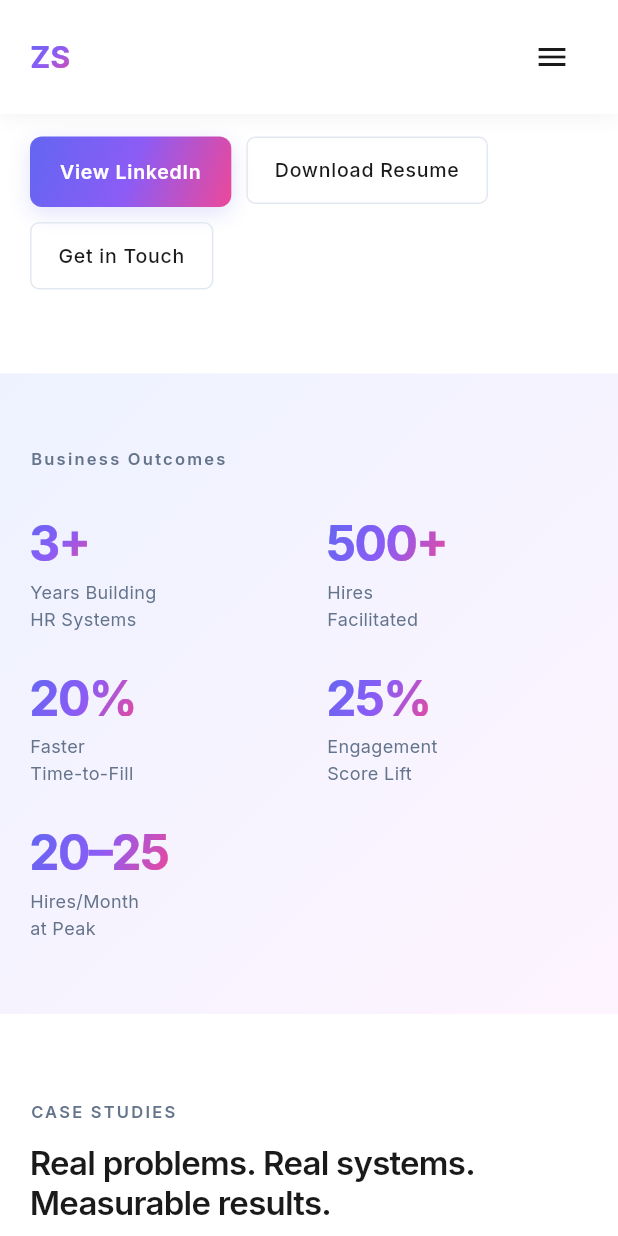
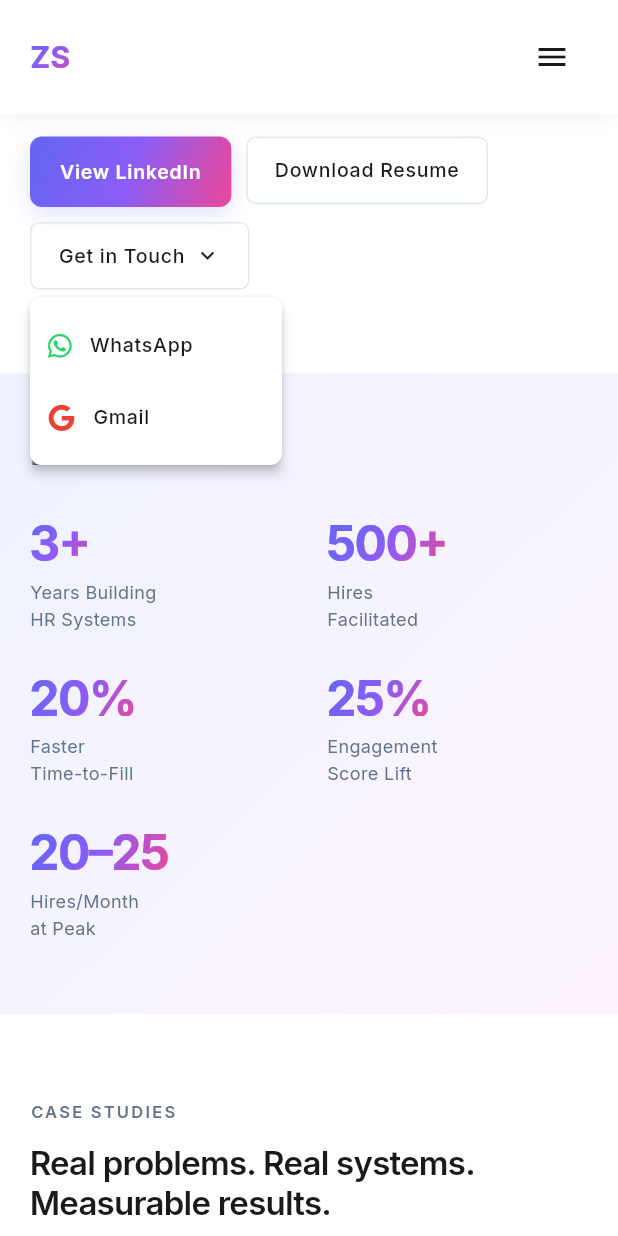
Before and after one commit to zubiasamreen8/zubia, a Flutter app: the screen it shows after launch, scrolled down 576 dp, after a tap on "Get in Touch", on a phone screen of 412 x 824 dp. Run offline on Flutter 3.47's test engine with Material 3 defaults, Android fonts, the phone set to English and light mode, and no system bars; drawn by our look-alikes of flutter_animate; our stand-ins replace font_awesome_flutter, google_fonts, visibility_detector; network calls fail.

Commit message:
[FEAT]: Get in Touch dropdown on hero + brand icons
- Added dropdown to hero section
- WhatsApp and Gmail brand icons (FontAwesome)
- Consistent UX across hero and contact sections

Co-Authored-By: Zubia Samreen <zubiasamreen8@gmail.com>

```diff
--- a/lib/sections/hero_section.dart
+++ b/lib/sections/hero_section.dart
@@ -1,5 +1,6 @@
 import 'package:flutter/material.dart';
 import 'package:flutter_animate/flutter_animate.dart';
+import 'package:font_awesome_flutter/font_awesome_flutter.dart';
 import 'package:zubia_portfolio/widgets/app_theme.dart';
 import 'package:zubia_portfolio/widgets/responsive.dart';
 import 'package:zubia_portfolio/services/content_provider.dart';
@@ -314,9 +315,8 @@ class _ResponsiveButtons extends StatelessWidget {
             compact: true,
           ),
           const SizedBox(height: 10),
-          _SecondaryButton(
-            label: "Get in Touch",
-            onTap: () => UrlHelper.openEmail(profile.email),
+          _GetInTouchDropdown(
+            profile: profile,
             compact: true,
           ),
         ],
@@ -337,9 +337,8 @@ class _ResponsiveButtons extends StatelessWidget {
           onTap: () => UrlHelper.openResume(profile.resumeUrl),
           compact: r.isMobile,
         ),
-        _SecondaryButton(
-          label: "Get in Touch",
-          onTap: () => UrlHelper.openEmail(profile.email),
+        _GetInTouchDropdown(
+          profile: profile,
           compact: r.isMobile,
         ),
       ],
@@ -412,6 +411,90 @@ class _PrimaryButtonState extends State<_PrimaryButton> {
   }
 }
 
+class _GetInTouchDropdown extends StatelessWidget {
+  final ProfileData profile;
+  final bool compact;
+
+  const _GetInTouchDropdown({
+    required this.profile,
+    this.compact = false,
+  });
+
+  @override
+  Widget build(BuildContext context) {
+    return PopupMenuButton<String>(
+      onSelected: (value) {
+        if (value == 'whatsapp') {
+          UrlHelper.openWhatsApp(profile.phone);
+        } else if (value == 'email') {
+          UrlHelper.openEmail(profile.email);
+        }
+      },
+      offset: const Offset(0, 50),
+      shape: RoundedRectangleBorder(borderRadius: BorderRadius.circular(8)),
+      color: Colors.white,
+      itemBuilder: (context) => [
+        PopupMenuItem(
+          value: 'whatsapp',
+          child: Row(
+            children: [
+              const FaIcon(FontAwesomeIcons.whatsapp, color: Color(0xFF25D366), size: 18),
+              const SizedBox(width: 12),
+              Text(
+                'WhatsApp',
+                style: TextStyle(
+                  color: AppTheme.accent,
+                  fontSize: compact ? 13 : 14,
+                ),
+              ),
+            ],
+          ),
+        ),
+        PopupMenuItem(
+          value: 'email',
+          child: Row(
+            children: [
+              const FaIcon(FontAwesomeIcons.google, color: Color(0xFFEA4335), size: 18),
+              const SizedBox(width: 12),
+              Text(
+                'Gmail',
+                style: TextStyle(
+                  color: AppTheme.accent,
+                  fontSize: compact ? 13 : 14,
+                ),
+              ),
+            ],
+          ),
+        ),
+      ],
+      child: Container(
+        padding: EdgeInsets.symmetric(
+          horizontal: compact ? 18 : 24,
+          vertical: compact ? 12 : 14,
+        ),
+        decoration: BoxDecoration(
+          border: Border.all(color: AppTheme.border),
+          borderRadius: BorderRadius.circular(6),
+        ),
+        child: Row(
+          mainAxisSize: MainAxisSize.min,
+          children: [
+            Text(
+              "Get in Touch",
+              textAlign: TextAlign.center,
+              style: Theme.of(context).textTheme.labelLarge?.copyWith(
+                    fontSize: compact ? 13 : 14,
+                  ),
+            ),
+            const SizedBox(width: 6),
+            Icon(Icons.keyboard_arrow_down, color: AppTheme.accent, size: 18),
+          ],
+        ),
+      ),
+    );
+  }
+}
+
 class _SecondaryButton extends StatelessWidget {
   final String label;
   final VoidCallback onTap;
--- a/lib/sections/skills_contact_section.dart
+++ b/lib/sections/skills_contact_section.dart
@@ -1,4 +1,5 @@
 import 'package:flutter/material.dart';
+import 'package:font_awesome_flutter/font_awesome_flutter.dart';
 import 'package:zubia_portfolio/widgets/app_theme.dart';
 import 'package:zubia_portfolio/widgets/responsive.dart';
 import 'package:zubia_portfolio/services/content_provider.dart';
@@ -279,7 +280,7 @@ class _GetInTouchDropdownState extends State<_GetInTouchDropdown> {
           value: 'whatsapp',
           child: Row(
             children: [
-              const Icon(Icons.chat, color: Color(0xFF25D366), size: 20),
+              const FaIcon(FontAwesomeIcons.whatsapp, color: Color(0xFF25D366), size: 18),
               const SizedBox(width: 12),
               Text(
                 'WhatsApp',
@@ -295,7 +296,7 @@ class _GetInTouchDropdownState extends State<_GetInTouchDropdown> {
           value: 'email',
           child: Row(
             children: [
-              const Icon(Icons.email, color: Color(0xFFEA4335), size: 20),
+              const FaIcon(FontAwesomeIcons.google, color: Color(0xFFEA4335), size: 18),
               const SizedBox(width: 12),
               Text(
                 'Gmail',
--- a/pubspec.yaml
+++ b/pubspec.yaml
@@ -14,6 +14,7 @@ dependencies:
   flutter_animate: ^4.5.0
   visibility_detector: ^0.4.0+2
   http: ^1.2.0
+  font_awesome_flutter: ^10.7.0
 
 dev_dependencies:
   flutter_test:
```
Also changed, not shown: pubspec.lock.
